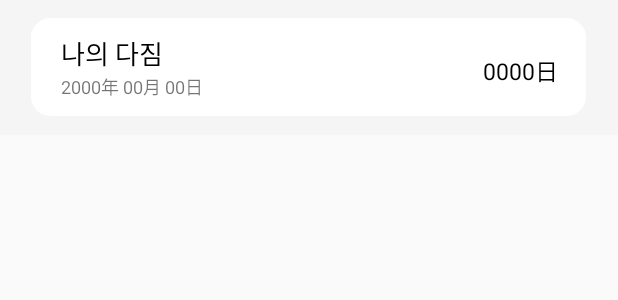
After one commit to landvibe-service/reviewtoday, an Android app: the layout list_promise.xml on its own in the app's theme, with its tools: preview values and no code run, on a phone screen of 412 x 824 dp. The commit adds this screen. Shown: the top 300 px of the screen. Run offline under Robolectric (Android 15) with nearby library versions, the phone set to English and light mode, and no system bars.

Commit message:
eighth commit
edit text error / modify

```diff
--- a/app/src/main/AndroidManifest.xml
+++ b/app/src/main/AndroidManifest.xml
@@ -20,6 +20,8 @@
         <activity
             android:name=".DiaryDetailActivity"
             android:windowSoftInputMode="adjustResize" />
+        <activity
+            android:name=".PromiseListActivity" />
     </application>
 
 </manifest>
--- a/app/src/main/java/com/landvibe/reviewtest/common/AppDatabase.kt
+++ b/app/src/main/java/com/landvibe/reviewtest/common/AppDatabase.kt
@@ -20,9 +20,10 @@ import java.util.*
     companion object, instance - 데이터 베이스를 접근을 한곳으로 하기 위한 오브젝트 생성
     Room.databaseBuilder - context와 db이름 설정 들을 추가
  */
-@Database(entities = [Diary::class], version = 8)
+@Database(entities = [Diary::class, Promise::class], version =11)
 abstract class AppDatabase : RoomDatabase() {
     abstract fun diaryDao(): DiaryDao
+    abstract fun promiseDao(): PromiseDao
 
     companion object {
         val instance = Room.databaseBuilder(
--- a/app/src/main/java/com/landvibe/reviewtest/diary/Diary.kt
+++ b/app/src/main/java/com/landvibe/reviewtest/diary/Diary.kt
@@ -14,7 +14,7 @@ import java.util.*
 data class Diary(
     @PrimaryKey(autoGenerate = true)
     val id: Int,
-    val date: String,
+    val date: Long,
     val title: String,
     val contents: String,
     val promise: String
--- a/app/src/main/java/com/landvibe/reviewtest/promise/Promise.kt
+++ b/app/src/main/java/com/landvibe/reviewtest/promise/Promise.kt
@@ -14,6 +14,6 @@ import java.util.*
 data class Promise(
     @PrimaryKey(autoGenerate = true)
     val id: Int,
-    val date: String,
+    val date: Long,
     val promise: String
 )
--- /dev/null
+++ b/app/src/main/res/drawable/round_layout.xml
@@ -0,0 +1,14 @@
+<?xml version="1.0" encoding="utf-8"?>
+<shape xmlns:android="http://schemas.android.com/apk/res/android"
+    android:padding = "10dp"
+    android:shape="rectangle">
+    <stroke android:width="2dp"
+        android:color="@color/colorWhite"/>
+    <solid android:color="@color/colorWhite"/>
+    <corners
+        android:topLeftRadius="12dp"
+        android:topRightRadius="12dp"
+        android:bottomRightRadius="12dp"
+        android:bottomLeftRadius="12dp"/>
+
+</shape>
--- /dev/null
+++ b/app/src/main/res/layout/list_promise.xml
@@ -0,0 +1,82 @@
+<?xml version="1.0" encoding="utf-8"?>
+<LinearLayout xmlns:android="http://schemas.android.com/apk/res/android"
+    xmlns:app="http://schemas.android.com/apk/res-auto"
+    android:layout_width="match_parent"
+    android:layout_height="wrap_content"
+    android:orientation="vertical">
+    <FrameLayout
+        android:layout_width="match_parent"
+        android:layout_height="90dp"
+        android:background="@color/colorWhiteSmoke">
+        <LinearLayout
+            android:layout_width="370dp"
+            android:layout_height="65dp"
+            android:layout_gravity="center"
+            android:orientation="vertical"
+            android:gravity="center_vertical"
+            android:background="@drawable/round_layout">
+
+
+            <LinearLayout
+                android:layout_width="wrap_content"
+                android:layout_height="wrap_content"
+                android:layout_gravity="center_vertical"
+                android:gravity="center_vertical"
+
+                android:background="@color/colorWhite">
+
+
+
+                <TextView
+                    android:id="@+id/list_promise_text"
+                    android:layout_width="250dp"
+                    android:layout_height="wrap_content"
+                    android:gravity="center_vertical"
+                    android:text="나의 다짐"
+                    android:textColor="#000000"
+                    android:textSize="17sp"
+                    android:layout_marginLeft="20dp"/>
+
+
+            </LinearLayout>
+            <LinearLayout
+                android:layout_width="wrap_content"
+                android:layout_height="wrap_content"
+                android:layout_gravity="center_vertical"
+                android:gravity="center_vertical"
+                android:background="@color/colorWhite">
+
+                <TextView
+                    android:id="@+id/list_promise_text_date"
+                    android:layout_width="wrap_content"
+                    android:layout_height="wrap_content"
+                    android:gravity="bottom"
+                    android:text="2000年 00月 00日"
+                    android:layout_marginLeft="20dp"
+                    android:textSize="12sp"
+                    />
+            </LinearLayout>
+
+        </LinearLayout>
+        <LinearLayout
+            android:layout_width="wrap_content"
+            android:layout_height="wrap_content"
+            android:layout_gravity="right"
+            android:gravity="center_vertical"
+            android:background="@color/colorWhite"
+            android:layout_marginRight="40dp"
+            android:layout_marginTop="35dp">
+
+            <TextView
+                android:id="@+id/list_promise_date_gap"
+                android:layout_width="wrap_content"
+                android:layout_height="wrap_content"
+                android:textColor="#000000"
+                android:gravity="bottom"
+                android:text="0000日"
+                android:textSize="15sp"
+                />
+        </LinearLayout>
+
+    </FrameLayout>
+</LinearLayout>
```
Also changed, not shown: app/src/main/java/com/landvibe/reviewtest/DiaryDetailActivity.kt (+41 -61 lines), app/src/main/java/com/landvibe/reviewtest/DiaryRecyclerViewAdapter.kt (+12 -2 lines), app/src/main/java/com/landvibe/reviewtest/PromiseListActivity.kt (+24 -0 lines), app/src/main/java/com/landvibe/reviewtest/PromiseRecyclerViewAdapter.kt (added, +82 -0 lines), app/src/main/res/layout/activity_main.xml (+7 -34 lines), app/src/main/res/layout/activity_promise_list.xml (+48 -4 lines).
